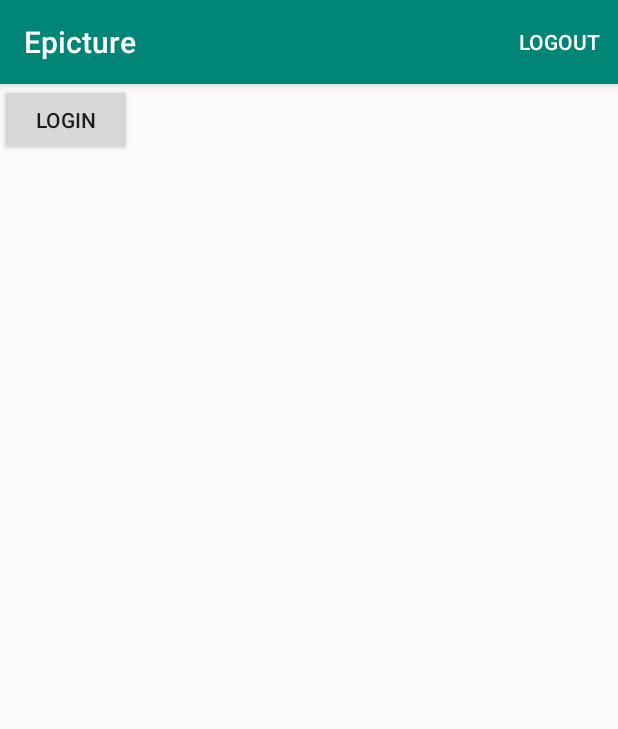
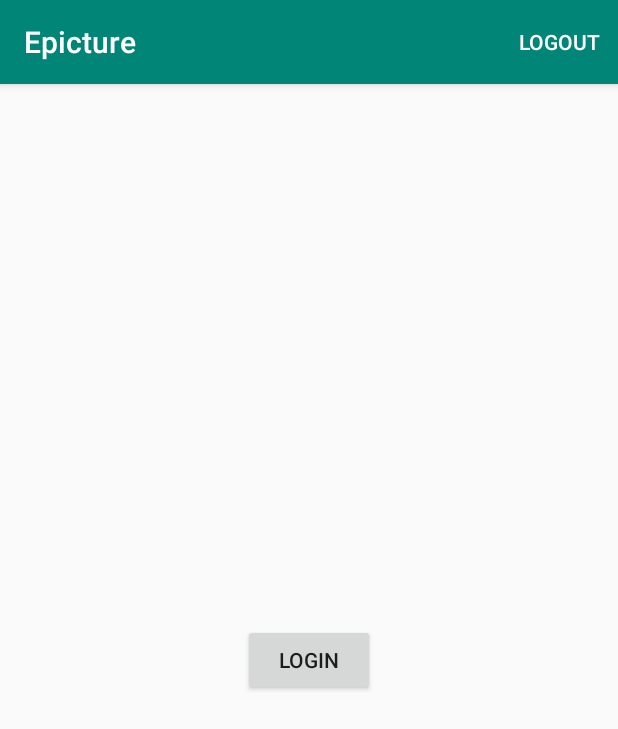
Before and after one commit to Verminator12/Epicture, an Android app: the screen it shows after launch (MainActivity), on a phone screen of 412 x 824 dp. Shown: the top 729 px of the screen. Run offline under Robolectric (Android 15) with nearby library versions, the phone set to English and light mode, and no system bars.

Commit message:
[ADD] - javascripts enable for captcha inside webview + center temporary login button

```diff
--- a/app/src/main/java/eu/epitech/epicture/LoginFragment.java
+++ b/app/src/main/java/eu/epitech/epicture/LoginFragment.java
@@ -10,6 +10,7 @@ import android.view.LayoutInflater;
 import android.view.View;
 import android.view.ViewGroup;
 import android.webkit.CookieManager;
+import android.webkit.WebSettings;
 import android.webkit.WebView;
 
 
@@ -31,6 +32,10 @@ public class LoginFragment extends Fragment {
         View mainView = inflater.inflate(R.layout.fragment_login, container, false);
 
         loginWebview = mainView.findViewById(R.id.login_webview);
+
+        WebSettings webSettings = loginWebview.getSettings();
+        webSettings.setJavaScriptEnabled(true);
+
         loginWebview.setWebViewClient(new LoginWebviewClient(this));
         loginWebview.loadUrl(buildWebviewUrl().toString());
         return mainView;
--- a/app/src/main/res/layout/fragment_login_button.xml
+++ b/app/src/main/res/layout/fragment_login_button.xml
@@ -9,6 +9,7 @@
     android:id="@+id/login_button"
     android:layout_width="wrap_content"
     android:layout_height="wrap_content"
+    android:layout_gravity="center"
     android:text="@string/login_button_text"/>
 
 </FrameLayout>
```
